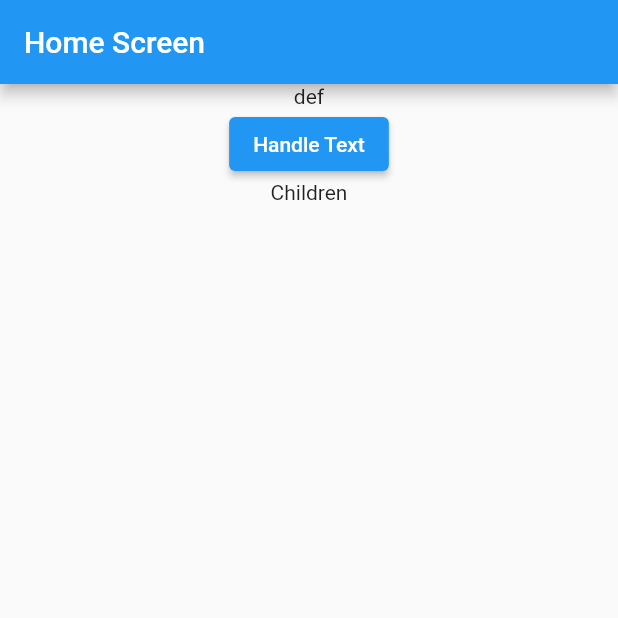
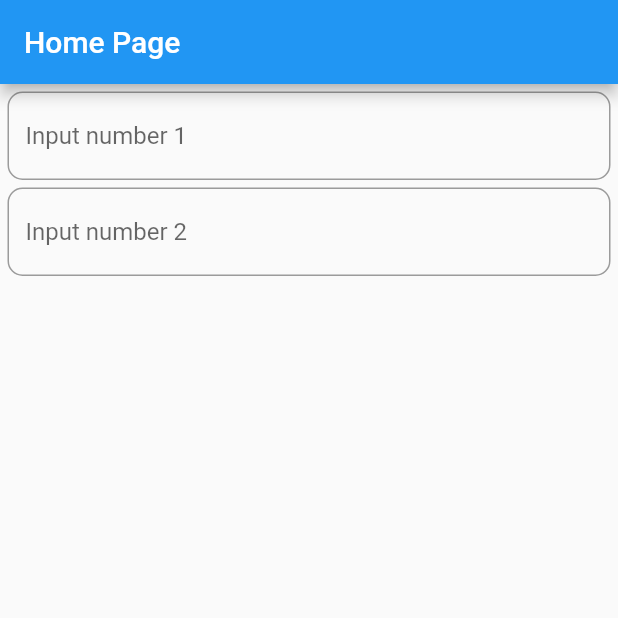
Before and after one commit to phamtanphat/flutter_ui, a Flutter app: the screen it shows after launch, on a phone screen of 412 x 824 dp, the top half of it. Run offline on Flutter 3.47's test engine with Material 2 defaults, Android fonts, the phone set to English and light mode, and no system bars.

```diff
--- /dev/null
+++ b/lib/home_page.dart
@@ -0,0 +1,45 @@
+import 'package:flutter/material.dart';
+class HomePage extends StatefulWidget {
+
+  @override
+  _HomePageState createState() => _HomePageState();
+}
+
+class _HomePageState extends State<HomePage> {
+  @override
+  Widget build(BuildContext context) {
+    return Scaffold(
+      appBar: AppBar(
+        title: Text("Home Page"),
+      ),
+      body: Container(
+        constraints: BoxConstraints.expand(),
+        padding: EdgeInsets.symmetric(horizontal: 5),
+        child: Column(
+          children: [
+            SizedBox(height: 5),
+            TextField(
+              decoration: InputDecoration(
+                border: OutlineInputBorder(
+                  borderRadius: BorderRadius.all(Radius.circular(10))
+                ),
+                hintText: "Input number 1",
+              ),
+              keyboardType: TextInputType.number,
+            ),
+            SizedBox(height: 5),
+            TextField(
+              decoration: InputDecoration(
+                border: OutlineInputBorder(
+                    borderRadius: BorderRadius.all(Radius.circular(10))
+                ),
+                hintText: "Input number 2",
+              ),
+              keyboardType: TextInputType.number,
+            )
+          ],
+        ),
+      ),
+    );
+  }
+}
--- a/lib/main.dart
+++ b/lib/main.dart
@@ -1,4 +1,5 @@
 import 'package:flutter/material.dart';
+import 'package:flutter_ui/home_page.dart';
 
 void main() {
   // 1 view => 1 widget
@@ -11,98 +12,7 @@ class MyApp extends StatelessWidget {
   @override
   Widget build(BuildContext context) {
     return MaterialApp(
-      home: HomeScreen(),
+      home: HomePage(),
     );
   }
 }
-
-// class widget
-class HomeScreen extends StatefulWidget {
-  const HomeScreen({Key? key}) : super(key: key);
-
-  @override
-  _HomeScreenState createState() => _HomeScreenState();
-}
-
-// state object cua widget ben tren
-class _HomeScreenState extends State<HomeScreen> {
-
-  String text = "def";
-
-  @override
-  void initState() {
-    super.initState();
-    print("Parent : initState" );
-  }
-
-  @override
-  void didChangeDependencies() {
-    super.didChangeDependencies();
-    print("Parent : didChangeDependencies");
-  }
-
-  @override
-  void didUpdateWidget(covariant HomeScreen oldWidget) {
-    super.didUpdateWidget(oldWidget);
-    print("Parent : didUpdateWidget");
-  }
-
-  @override
-  Widget build(BuildContext context) {
-    print("Parent : build");
-    return Scaffold(
-      appBar: AppBar(
-        title: Text("Home Screen"),
-      ),
-      body: Container(
-        constraints: BoxConstraints.expand(),
-        child: Column(
-          children: [
-            Text(text),
-            ElevatedButton(onPressed: (){
-             setState(() {
-               text = "abc";
-             });
-            }, child: Text("Handle Text")),
-            Children()
-          ],
-        )
-      ),
-    );
-  }
-}
-
-class Children extends StatefulWidget {
-
-  @override
-  _ChildrenState createState() => _ChildrenState();
-}
-
-class _ChildrenState extends State<Children> {
-
-  @override
-  void initState() {
-    super.initState();
-    print("Children : initState" );
-  }
-
-  @override
-  void didChangeDependencies() {
-    super.didChangeDependencies();
-    print("Children : didChangeDependencies");
-  }
-
-  @override
-  void didUpdateWidget(covariant Children oldWidget) {
-    super.didUpdateWidget(oldWidget);
-    print("Children : didUpdateWidget");
-  }
-
-  @override
-  Widget build(BuildContext context) {
-    print("Children : build");
-    return Container(
-      child: Text("Children"),
-    );
-  }
-}
```
